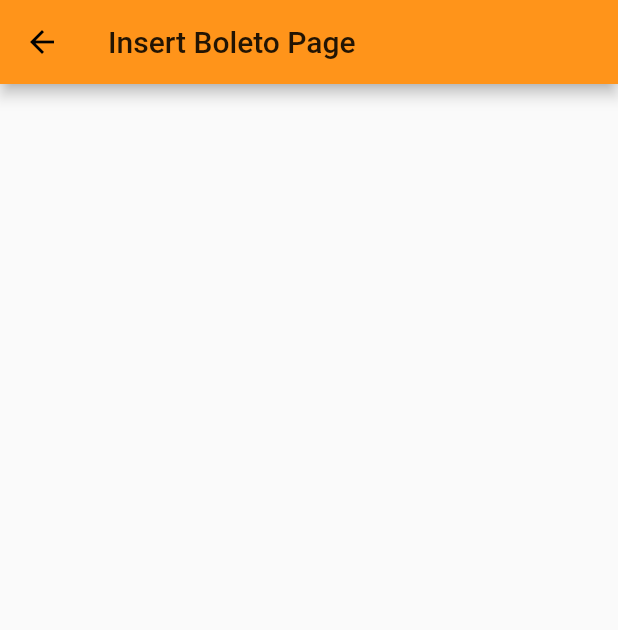
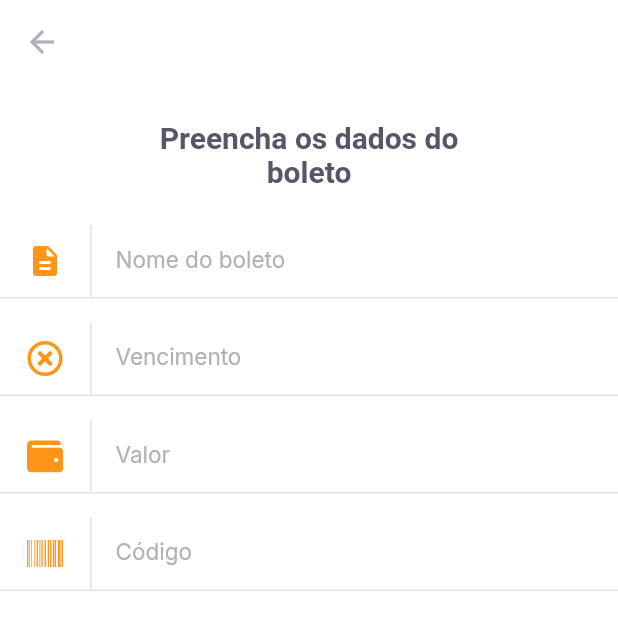
Before and after one commit to marcosferreira/payflow, a Flutter app: the InsertBoletoPage screen opened by its route, on a phone screen of 412 x 824 dp. Shown: the top 630 px of the screen. Run offline on Flutter 3.47's test engine with Material 2 defaults, Android fonts, the phone set to English and light mode, and no system bars; our stand-ins replace camera, firebase_core, font_awesome_flutter, google_fonts, google_sign_in, image_picker and 1 more; missing offline and left inert: google_ml_kit; accounts and stored records are empty.

Commit message:
create InputTextWidget

```diff
--- a/lib/modules/insert_boleto/insert_boleto.dart
+++ b/lib/modules/insert_boleto/insert_boleto.dart
@@ -1,4 +1,8 @@
 import 'package:flutter/material.dart';
+import 'package:font_awesome_flutter/font_awesome_flutter.dart';
+import 'package:payflow/shared/themes/app_colors.dart';
+import 'package:payflow/shared/themes/app_text_styles.dart';
+import 'package:payflow/shared/widget/input_text/input_text_widget.dart';
 
 class InsertBoletoPage extends StatelessWidget {
   const InsertBoletoPage({Key? key}) : super(key: key);
@@ -6,8 +10,47 @@ class InsertBoletoPage extends StatelessWidget {
   @override
   Widget build(BuildContext context) {
     return Scaffold(
+      backgroundColor: AppColors.background,
+      resizeToAvoidBottomInset: false,
       appBar: AppBar(
-        title: Text('Insert Boleto Page'),
+        backgroundColor: AppColors.background,
+        elevation: 0,
+        leading: BackButton(
+          color: AppColors.input,
+        ),
+      ),
+      body: Column(
+        crossAxisAlignment: CrossAxisAlignment.center,
+        children: [
+          Padding(
+            padding: const EdgeInsets.symmetric(horizontal: 93, vertical: 24),
+            child: Text(
+              'Preencha os dados do boleto',
+              style: TextStyles.titleBoldHeading,
+              textAlign: TextAlign.center,
+            ),
+          ),
+          InputTextWidget(
+            label: 'Nome do boleto',
+            icon: Icons.description_rounded,
+            onChanged: (value) => {},
+          ),
+          InputTextWidget(
+            label: 'Vencimento',
+            icon: FontAwesomeIcons.timesCircle,
+            onChanged: (value) => {},
+          ),
+          InputTextWidget(
+            label: 'Valor',
+            icon: FontAwesomeIcons.wallet,
+            onChanged: (value) => {},
+          ),
+          InputTextWidget(
+            label: 'Código',
+            icon: FontAwesomeIcons.barcode,
+            onChanged: (value) => {},
+          ),
+        ],
       ),
     );
   }
--- /dev/null
+++ b/lib/shared/widget/input_text/input_text_widget.dart
@@ -0,0 +1,68 @@
+import 'package:flutter/material.dart';
+import 'package:payflow/shared/themes/app_colors.dart';
+import 'package:payflow/shared/themes/app_text_styles.dart';
+
+class InputTextWidget extends StatelessWidget {
+  final String label;
+  final IconData icon;
+  final String? initialValue;
+  final String? Function(String?)? validator;
+  final TextEditingController? controller;
+  final void Function(String value) onChanged;
+
+  const InputTextWidget({
+    Key? key,
+    required this.label,
+    required this.icon,
+    this.initialValue,
+    this.validator,
+    this.controller,
+    required this.onChanged,
+  }) : super(key: key);
+
+  @override
+  Widget build(BuildContext context) {
+    return Padding(
+      padding: const EdgeInsets.only(bottom: 16),
+      child: Column(
+        children: [
+          TextFormField(
+            controller: controller,
+            onChanged: onChanged,
+            initialValue: initialValue,
+            validator: validator,
+            style: TextStyles.input,
+            decoration: InputDecoration(
+              contentPadding: EdgeInsets.zero,
+              labelText: label,
+              labelStyle: TextStyles.input,
+              icon: Row(
+                mainAxisSize: MainAxisSize.min,
+                children: [
+                  Padding(
+                    padding: const EdgeInsets.symmetric(horizontal: 18),
+                    child: Icon(
+                      icon,
+                      color: AppColors.primary,
+                    ),
+                  ),
+                  Container(
+                    width: 1,
+                    height: 48,
+                    color: AppColors.stroke,
+                  ),
+                ],
+              ),
+              border: InputBorder.none,
+            ),
+          ),
+          Divider(
+            height: 1,
+            thickness: 1,
+            color: AppColors.stroke,
+          )
+        ],
+      ),
+    );
+  }
+}
--- a/pubspec.yaml
+++ b/pubspec.yaml
@@ -37,6 +37,9 @@ dependencies:
   camera: ^0.8.1+3
   image_picker: ^0.8.0+4
   image_picker_for_web: ^2.0.0
+  font_awesome_flutter: ^9.1.0
+  flutter_masked_text2: ^0.9.1
+  animated_card: ^2.0.0
 
 dev_dependencies:
   flutter_test:
```
Also changed, not shown: pubspec.lock.
